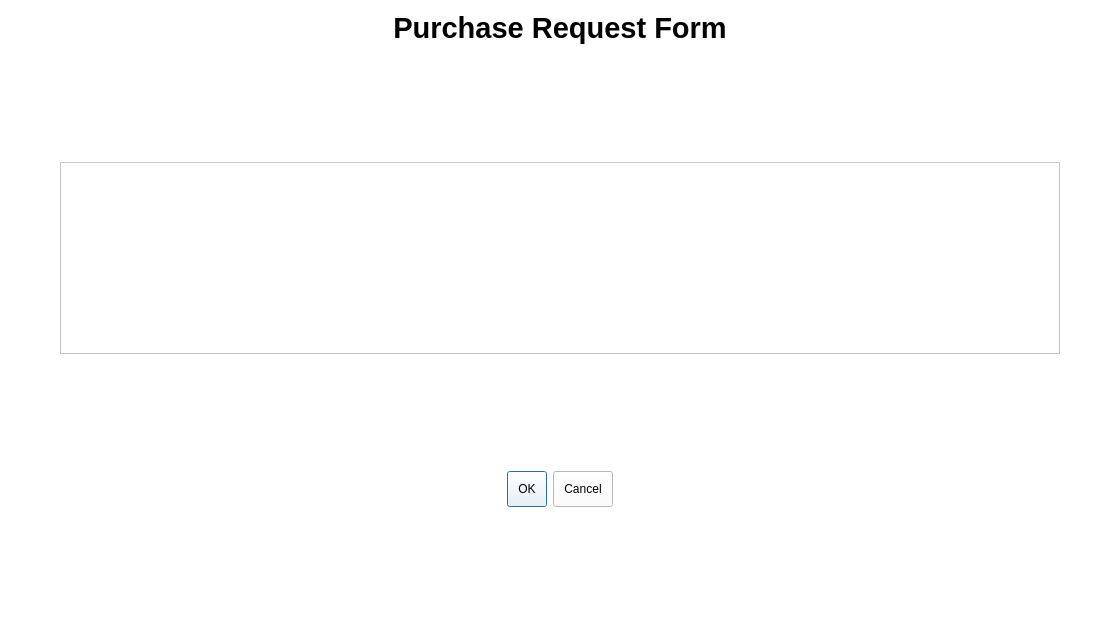
This is requestitem.ui in arc-bphc/sims-gui as Qt 5 draws it before an edit. The edited form follows.
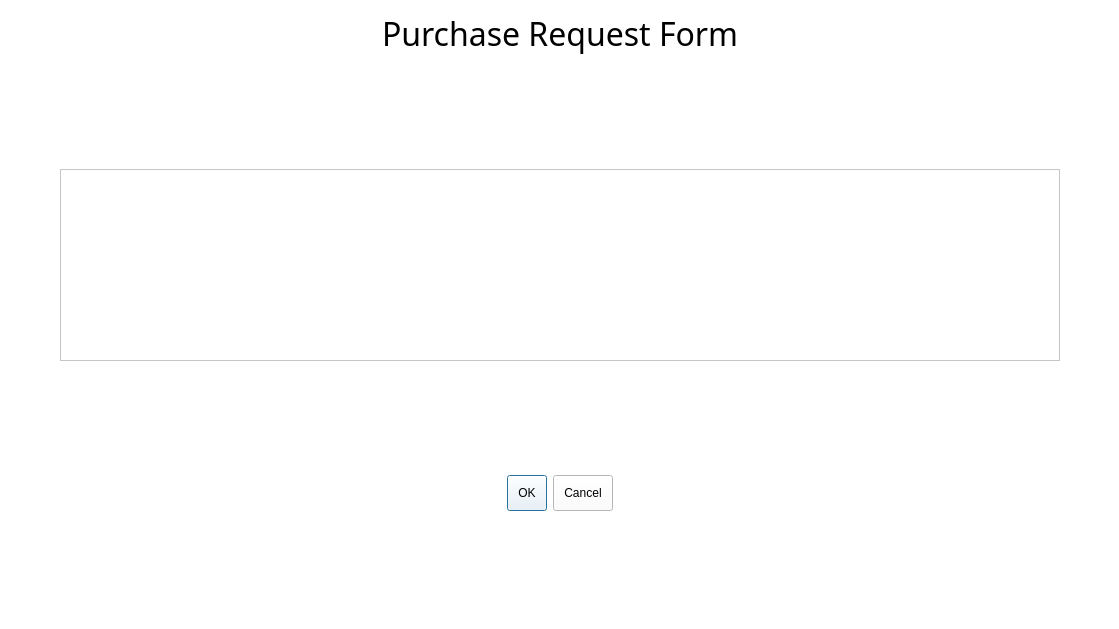
This is the edited form.

Diff of the .ui file:
```diff
--- a/requestitem.ui
+++ b/requestitem.ui
@@ -29,8 +29,20 @@
          <verstretch>0</verstretch>
         </sizepolicy>
        </property>
+       <property name="font">
+        <font>
+         <family>Noto Sans</family>
+         <pointsize>24</pointsize>
+         <weight>9</weight>
+         <italic>false</italic>
+         <bold>false</bold>
+        </font>
+       </property>
+       <property name="styleSheet">
+        <string notr="true">font: 75 24pt &quot;Noto Sans&quot;;</string>
+       </property>
        <property name="text">
-        <string>&lt;html&gt;&lt;head/&gt;&lt;body&gt;&lt;p align=&quot;center&quot;&gt;&lt;span style=&quot; font-size:22pt; font-weight:600;&quot;&gt;Purchase Request Form&lt;/span&gt;&lt;/p&gt;&lt;/body&gt;&lt;/html&gt;</string>
+        <string>Purchase Request Form</string>
        </property>
       </widget>
      </item>
```
